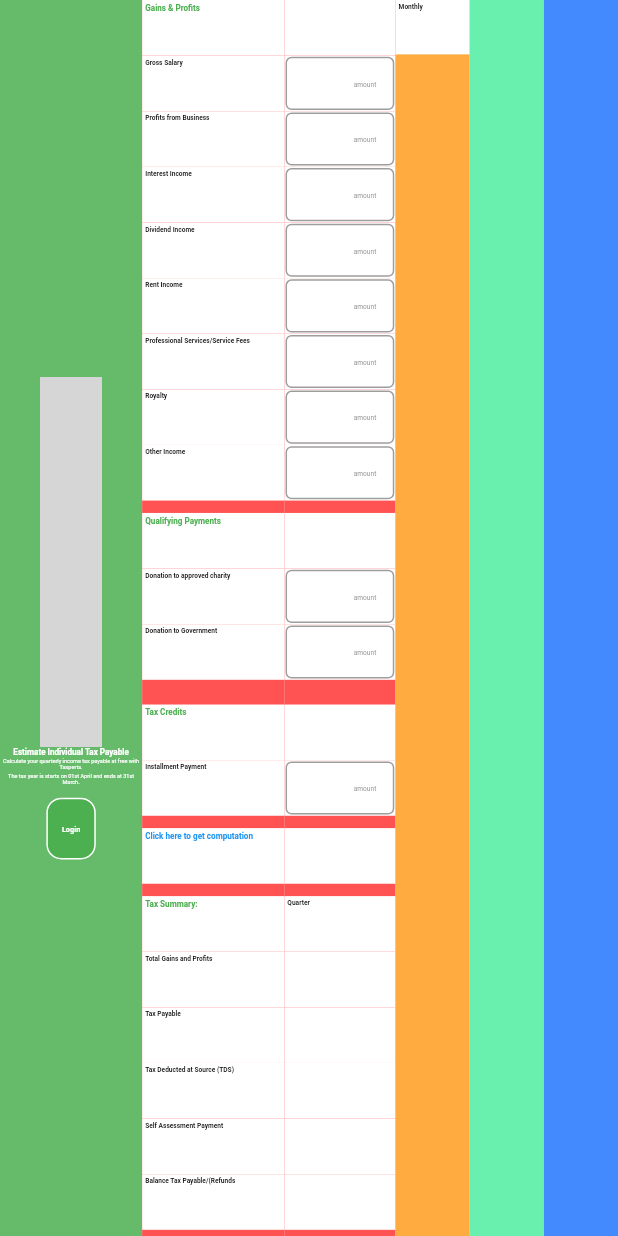
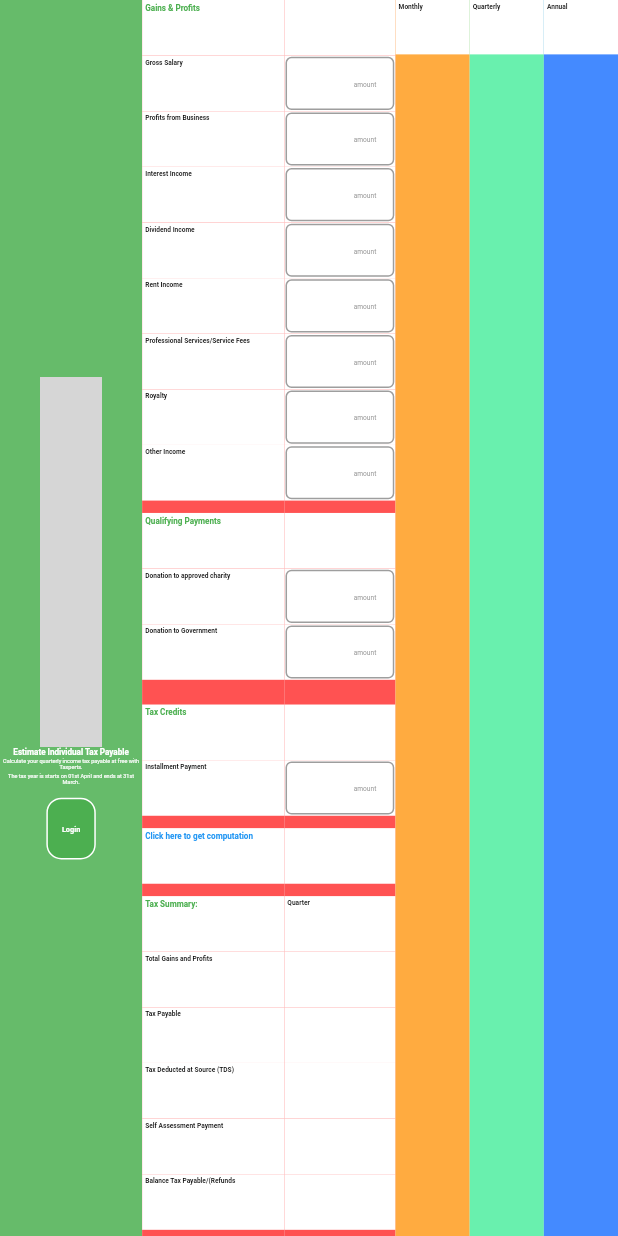
Before and after one commit to CBS-Developments/Taxpert-App-UI, a Flutter app: the DesktopScaffold screen opened directly, on a phone screen of 412 x 824 dp. Run offline on Flutter 3.47's test engine with Material 2 defaults, Android fonts, the phone set to English and light mode, and no system bars; missing offline and left inert: pattern_formatter; grey boxes are pictures that could not be loaded.

Commit message:
Update desktop_body.dart

```diff
--- a/taxpert_app_ui/lib/responsive/desktop_body.dart
+++ b/taxpert_app_ui/lib/responsive/desktop_body.dart
@@ -399,6 +399,7 @@ class _DesktopScaffoldState extends State<DesktopScaffold> {
             ),
           ),
 
+          //Monthly Row Start
           Container(
             width: buttonContWidth(context),
             color: Colors.orangeAccent,
@@ -412,14 +413,33 @@ class _DesktopScaffoldState extends State<DesktopScaffold> {
             ),
           ),
 
+          //Quarterly Row Start
           Container(
             width: buttonContWidth(context),
             color: Colors.greenAccent,
+            child: Column(
+              children: [
+                SecTextFeildContainer(
+                    childText: 'Quarterly',
+                    fontSize: getFontMe(context),
+                    textColor: Colors.black)
+              ],
+            ),
           ),
 
+
+          //Annual Row Start
           Container(
             width: buttonContWidth(context),
             color: Colors.blueAccent,
+            child: Column(
+              children: [
+                SecTextFeildContainer(
+                    childText: 'Annual',
+                    fontSize: getFontMe(context),
+                    textColor: Colors.black)
+              ],
+            ),
           ),
 
 
```
